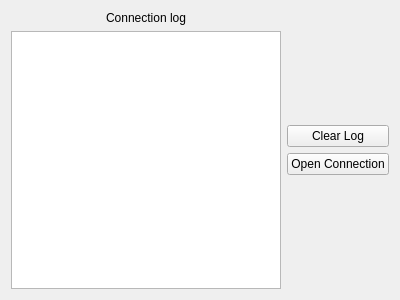
janneasdf/RecognizerApp, file monitorview.ui: the form before one commit.
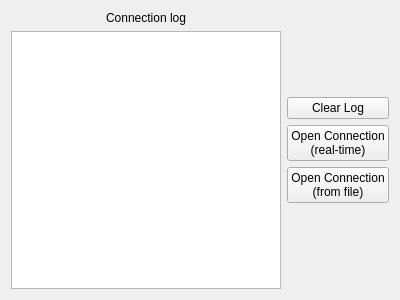
The form after the commit.

Patch:
```diff
--- a/monitorview.ui
+++ b/monitorview.ui
@@ -71,7 +71,16 @@
        <item>
         <widget class="QPushButton" name="toggleConnectionButton">
          <property name="text">
-          <string>Open Connection</string>
+          <string>Open Connection
+(real-time)</string>
+         </property>
+        </widget>
+       </item>
+       <item>
+        <widget class="QPushButton" name="fileConnectionButton">
+         <property name="text">
+          <string>Open Connection
+(from file)</string>
          </property>
         </widget>
        </item>
```
